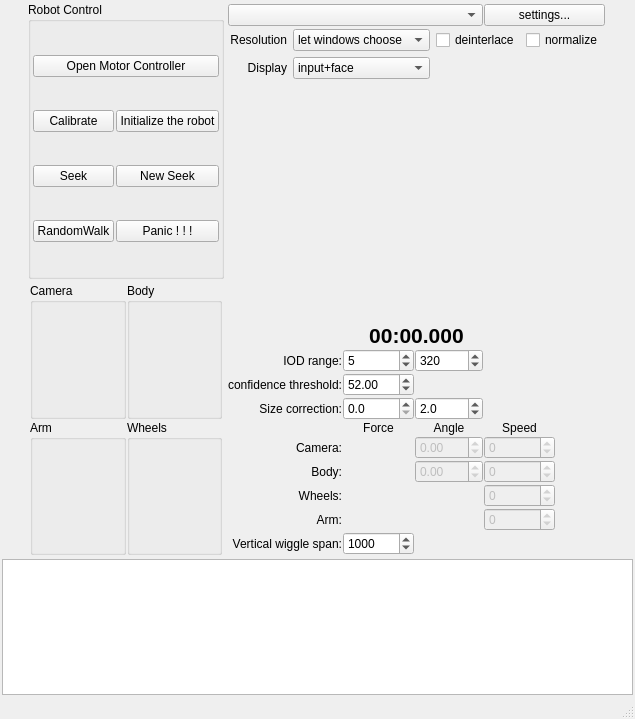
First picture: the form in RoboShell.ui, repository artm/biofame-robot, before the edit.
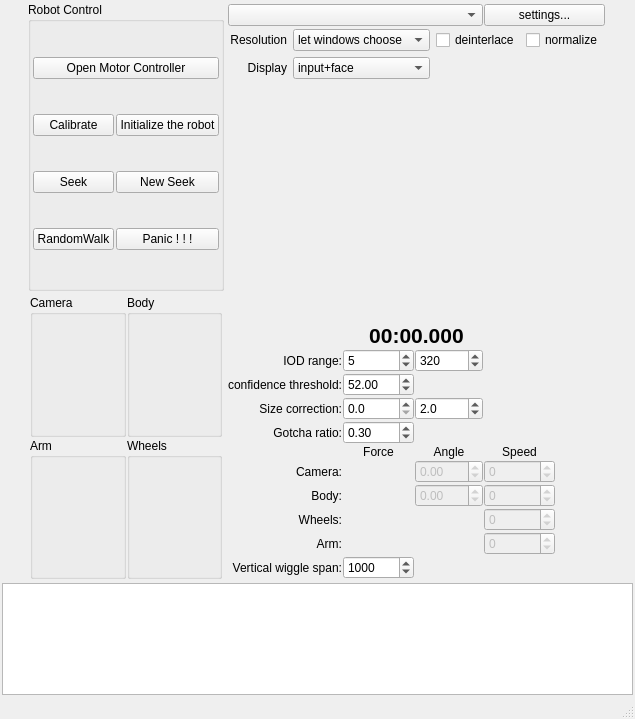
Second picture: the form after the edit. Custom widgets are drawn as their Qt base class.

Commit message: gotcha ratio

What changed in the file:
```diff
--- a/RoboShell.ui
+++ b/RoboShell.ui
@@ -178,7 +178,7 @@
          </property>
         </widget>
        </item>
-       <item row="10" column="0">
+       <item row="11" column="0">
         <widget class="QLabel" name="camForceLabel">
          <property name="text">
           <string>Camera:</string>
@@ -195,7 +195,7 @@
          </property>
         </widget>
        </item>
-       <item row="16" column="2">
+       <item row="17" column="2">
         <spacer name="verticalSpacer">
          <property name="orientation">
           <enum>Qt::Vertical</enum>
@@ -264,7 +264,7 @@
          </property>
         </widget>
        </item>
-       <item row="12" column="0">
+       <item row="13" column="0">
         <widget class="QLabel" name="label_3">
          <property name="text">
           <string>Body:</string>
@@ -274,7 +274,7 @@
          </property>
         </widget>
        </item>
-       <item row="13" column="0">
+       <item row="14" column="0">
         <widget class="QLabel" name="label_4">
          <property name="text">
           <string>Wheels:</string>
@@ -284,7 +284,7 @@
          </property>
         </widget>
        </item>
-       <item row="14" column="0">
+       <item row="15" column="0">
         <widget class="QLabel" name="label_5">
          <property name="text">
           <string>Arm:</string>
@@ -294,7 +294,7 @@
          </property>
         </widget>
        </item>
-       <item row="15" column="0">
+       <item row="16" column="0">
         <widget class="QLabel" name="label_8">
          <property name="text">
           <string>Vertical wiggle span:</string>
@@ -410,7 +410,7 @@
          </property>
         </widget>
        </item>
-       <item row="14" column="1">
+       <item row="15" column="1">
         <widget class="SignalIndicator" name="armForce" native="true">
          <property name="sizePolicy">
           <sizepolicy hsizetype="Preferred" vsizetype="Fixed">
@@ -426,7 +426,7 @@
          </property>
         </widget>
        </item>
-       <item row="13" column="1">
+       <item row="14" column="1">
         <widget class="SignalIndicator" name="wheelsForce" native="true">
          <property name="sizePolicy">
           <sizepolicy hsizetype="Preferred" vsizetype="Fixed">
@@ -442,7 +442,7 @@
          </property>
         </widget>
        </item>
-       <item row="12" column="1">
+       <item row="13" column="1">
         <widget class="SignalIndicator" name="bodyForce" native="true">
          <property name="sizePolicy">
           <sizepolicy hsizetype="Preferred" vsizetype="Fixed">
@@ -458,7 +458,7 @@
          </property>
         </widget>
        </item>
-       <item row="10" column="1">
+       <item row="11" column="1">
         <widget class="SignalIndicator" name="camForce" native="true">
          <property name="sizePolicy">
           <sizepolicy hsizetype="Preferred" vsizetype="Fixed">
@@ -474,7 +474,7 @@
          </property>
         </widget>
        </item>
-       <item row="9" column="1">
+       <item row="10" column="1">
         <widget class="QLabel" name="label">
          <property name="text">
           <string>Force</string>
@@ -558,7 +558,7 @@
          </property>
         </widget>
        </item>
-       <item row="10" column="2">
+       <item row="11" column="2">
         <widget class="QDoubleSpinBox" name="camAngle">
          <property name="enabled">
           <bool>false</bool>
@@ -571,7 +571,7 @@
          </property>
         </widget>
        </item>
-       <item row="12" column="2">
+       <item row="13" column="2">
         <widget class="QDoubleSpinBox" name="bodyAngle">
          <property name="enabled">
           <bool>false</bool>
@@ -584,7 +584,7 @@
          </property>
         </widget>
        </item>
-       <item row="9" column="2">
+       <item row="10" column="2">
         <widget class="QLabel" name="label_6">
          <property name="text">
           <string>Angle</string>
@@ -594,7 +594,7 @@
          </property>
         </widget>
        </item>
-       <item row="9" column="3">
+       <item row="10" column="3">
         <widget class="QLabel" name="label_7">
          <property name="text">
           <string>Speed</string>
@@ -604,7 +604,7 @@
          </property>
         </widget>
        </item>
-       <item row="10" column="3">
+       <item row="11" column="3">
         <widget class="QSpinBox" name="camSpeed">
          <property name="enabled">
           <bool>false</bool>
@@ -617,21 +617,8 @@
          </property>
         </widget>
        </item>
-       <item row="12" column="3">
-        <widget class="QSpinBox" name="bodySpeed">
-         <property name="enabled">
-          <bool>false</bool>
-         </property>
-         <property name="minimum">
-          <number>-1000000</number>
-         </property>
-         <property name="maximum">
-          <number>1000000</number>
-         </property>
-        </widget>
-       </item>
        <item row="13" column="3">
-        <widget class="QSpinBox" name="wheelsSpeed">
+        <widget class="QSpinBox" name="bodySpeed">
          <property name="enabled">
           <bool>false</bool>
          </property>
@@ -644,6 +631,19 @@
         </widget>
        </item>
        <item row="14" column="3">
+        <widget class="QSpinBox" name="wheelsSpeed">
+         <property name="enabled">
+          <bool>false</bool>
+         </property>
+         <property name="minimum">
+          <number>-1000000</number>
+         </property>
+         <property name="maximum">
+          <number>1000000</number>
+         </property>
+        </widget>
+       </item>
+       <item row="15" column="3">
         <widget class="QSpinBox" name="armSpeed">
          <property name="enabled">
           <bool>false</bool>
@@ -656,7 +656,7 @@
          </property>
         </widget>
        </item>
-       <item row="15" column="1">
+       <item row="16" column="1">
         <widget class="QSpinBox" name="vertSpan">
          <property name="minimum">
           <number>-1000000</number>
@@ -672,6 +672,29 @@
          </property>
         </widget>
        </item>
+       <item row="9" column="1">
+        <widget class="QDoubleSpinBox" name="gotchaRatio">
+         <property name="maximum">
+          <double>1.000000000000000</double>
+         </property>
+         <property name="singleStep">
+          <double>0.050000000000000</double>
+         </property>
+         <property name="value">
+          <double>0.300000000000000</double>
+         </property>
+        </widget>
+       </item>
+       <item row="9" column="0">
+        <widget class="QLabel" name="gotchaRatioLabel">
+         <property name="text">
+          <string>Gotcha ratio:</string>
+         </property>
+         <property name="alignment">
+          <set>Qt::AlignRight|Qt::AlignTrailing|Qt::AlignVCenter</set>
+         </property>
+        </widget>
+       </item>
       </layout>
      </widget>
     </item>
```
The commit also changes 2 other files.
